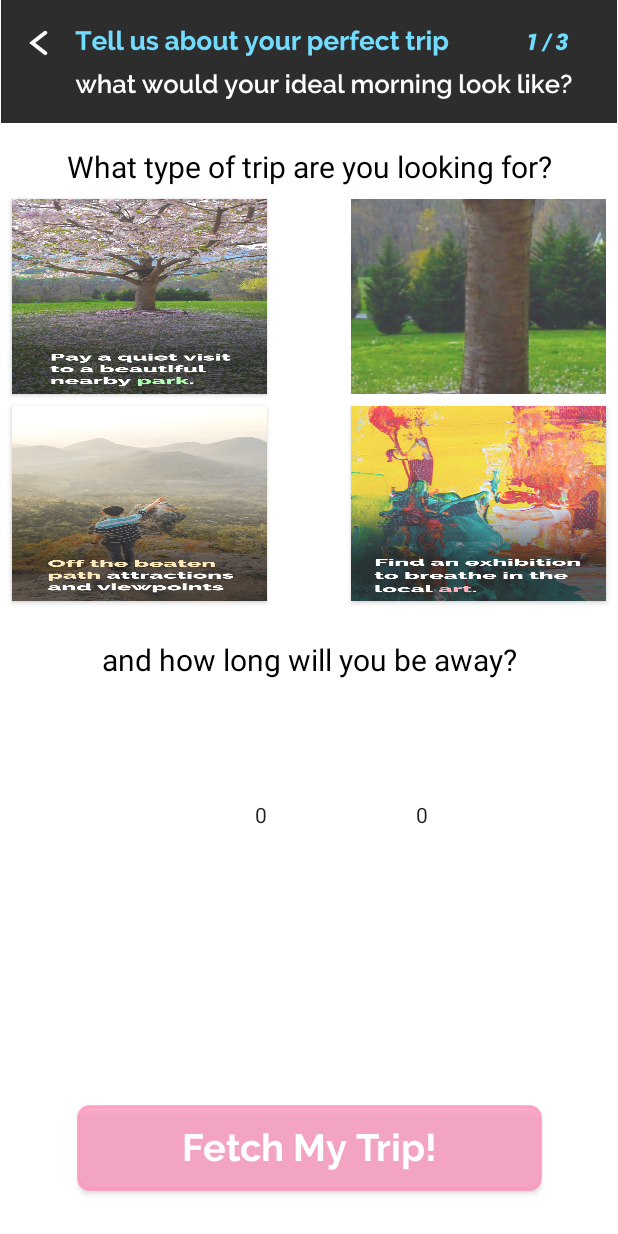
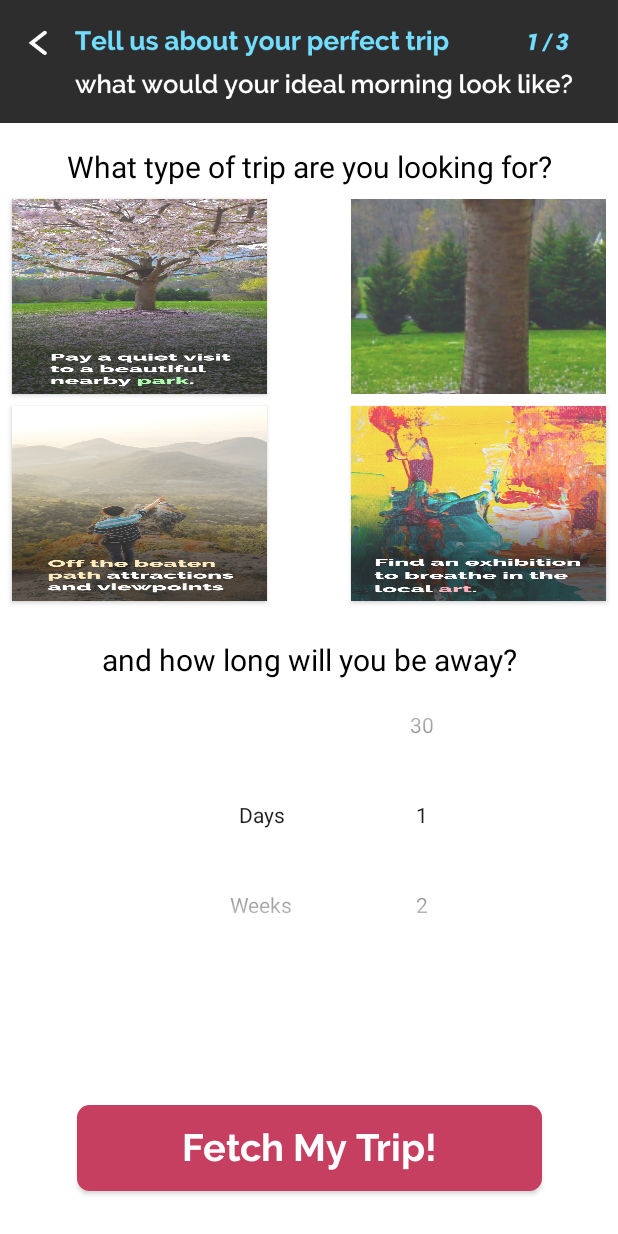
Before and after one commit to yoellevy/Tripp, an Android app: the fragment AboutYourselfFragment placed in its activity, after a tap on an icon or button, on a phone screen of 412 x 824 dp. Run offline under Robolectric (Android 15) with nearby library versions, the light colour scheme and no system bars.

Commit message:
set a number picker in the middle of the choose days and type fragment. also, added some files that might support a rounded edges images later on...

```diff
--- a/app/src/main/java/com/tripp/uxteam/tripp/AboutYourselfFragment.java
+++ b/app/src/main/java/com/tripp/uxteam/tripp/AboutYourselfFragment.java
@@ -101,7 +101,7 @@ public class AboutYourselfFragment extends Fragment {
                         return;
                     }
 
-                    SelectDaysAndTypeFragment fragment = SelectDaysAndTypeFragment.newInstance("a","b");
+                    SelectDaysAndTypeFragment fragment = SelectDaysAndTypeFragment.newInstance();
                     FragmentManager fragmentManager = MainActivity.GetInstance().fragmentManager;
                     FragmentTransaction fragmentTransaction = fragmentManager.beginTransaction();
                     fragmentTransaction.replace(R.id.fragment_container, fragment);
--- a/app/src/main/java/com/tripp/uxteam/tripp/SelectDaysAndTypeFragment.java
+++ b/app/src/main/java/com/tripp/uxteam/tripp/SelectDaysAndTypeFragment.java
@@ -4,9 +4,13 @@ import android.content.Context;
 import android.net.Uri;
 import android.os.Bundle;
 import android.support.v4.app.Fragment;
+import android.support.v4.app.FragmentManager;
+import android.support.v4.app.FragmentTransaction;
 import android.view.LayoutInflater;
 import android.view.View;
 import android.view.ViewGroup;
+import android.widget.Button;
+import android.widget.NumberPicker;
 
 
 /**
@@ -15,33 +19,18 @@ import android.view.ViewGroup;
  * to handle interaction events.
  */
 public class SelectDaysAndTypeFragment extends Fragment {
-    // TODO: Rename parameter arguments, choose names that match
-    // the fragment initialization parameters, e.g. ARG_ITEM_NUMBER
-    private static final String ARG_PARAM1 = "param1";
-    private static final String ARG_PARAM2 = "param2";
-
-    // TODO: Rename and change types of parameters
-    private String mParam1;
-    private String mParam2;
-
-    public SelectDaysAndTypeFragment() {
-        // Required empty public constructor
-    }
+    public SelectDaysAndTypeFragment() { }
 
     /**
      * Use this factory method to create a new instance of
      * this fragment using the provided parameters.
      *
-     * @param param1 Parameter 1.
-     * @param param2 Parameter 2.
      * @return A new instance of fragment TripViewFragment.
      */
     // TODO: Rename and change types and number of parameters
-    public static SelectDaysAndTypeFragment newInstance(String param1, String param2) {
+    public static SelectDaysAndTypeFragment newInstance() {
         SelectDaysAndTypeFragment fragment = new SelectDaysAndTypeFragment();
         Bundle args = new Bundle();
-        args.putString(ARG_PARAM1, param1);
-        args.putString(ARG_PARAM2, param2);
         fragment.setArguments(args);
         return fragment;
     }
@@ -49,20 +38,39 @@ public class SelectDaysAndTypeFragment extends Fragment {
     @Override
     public void onCreate(Bundle savedInstanceState) {
         super.onCreate(savedInstanceState);
-        if (getArguments() != null) {
-            mParam1 = getArguments().getString(ARG_PARAM1);
-            mParam2 = getArguments().getString(ARG_PARAM2);
-        }
-
     }
-
-
 
     @Override
     public View onCreateView(LayoutInflater inflater, ViewGroup container,
                              Bundle savedInstanceState) {
         // Inflate the layout for this fragment
-        return inflater.inflate(R.layout.fragment_select_days_and_type, container, false);
+        View view = inflater.inflate(R.layout.fragment_select_days_and_type, container, false);
+
+        // here we'll set the values of the number picker element
+        NumberPicker timePicker = view.findViewById(R.id.time_length_picker);
+        timePicker.setMinValue(1);
+        timePicker.setMaxValue(30);
+
+        NumberPicker timeTypePicker = view.findViewById(R.id.time_types_picker);
+        timeTypePicker.setMinValue(0);
+        timeTypePicker.setMaxValue(2);
+
+        timeTypePicker.setDisplayedValues(getResources().getStringArray(R.array.TIME_TYPES));
+
+
+        Button fetchBtn = view.findViewById(R.id.fetch_my_trip_btn);
+        fetchBtn.setOnClickListener(new View.OnClickListener(){
+
+            @Override
+            public void onClick(View view) {
+                TripViewFragment fragment = TripViewFragment.newInstance();
+                FragmentManager fragmentManager = MainActivity.GetInstance().fragmentManager;
+                FragmentTransaction fragmentTransaction = fragmentManager.beginTransaction();
+                fragmentTransaction.replace(R.id.fragment_container, fragment);
+                fragmentTransaction.commit();
+            }
+        });
+        return view;
     }
 
 
@@ -78,6 +86,4 @@ public class SelectDaysAndTypeFragment extends Fragment {
         super.onDetach();
     }
 
-
-
 }
--- a/app/src/main/java/com/tripp/uxteam/tripp/TripViewFragment.java
+++ b/app/src/main/java/com/tripp/uxteam/tripp/TripViewFragment.java
@@ -21,35 +21,20 @@ import android.widget.LinearLayout;
  * create an instance of this fragment.
  */
 public class TripViewFragment extends Fragment {
-    // TODO: Rename parameter arguments, choose names that match
-    // the fragment initialization parameters, e.g. ARG_ITEM_NUMBER
-    private static final String ARG_PARAM1 = "param1";
-    private static final String ARG_PARAM2 = "param2";
-
-    // TODO: Rename and change types of parameters
-    private String mParam1;
-    private String mParam2;
-
     private OnFragmentInteractionListener mListener;
 
-    public TripViewFragment() {
-        // Required empty public constructor
-    }
+    public TripViewFragment() { }
 
     /**
      * Use this factory method to create a new instance of
      * this fragment using the provided parameters.
      *
-     * @param param1 Parameter 1.
-     * @param param2 Parameter 2.
      * @return A new instance of fragment TripViewFragment.
      */
     // TODO: Rename and change types and number of parameters
-    public static TripViewFragment newInstance(String param1, String param2) {
+    public static TripViewFragment newInstance() {
         TripViewFragment fragment = new TripViewFragment();
         Bundle args = new Bundle();
-        args.putString(ARG_PARAM1, param1);
-        args.putString(ARG_PARAM2, param2);
         fragment.setArguments(args);
         return fragment;
     }
@@ -57,11 +42,6 @@ public class TripViewFragment extends Fragment {
     @Override
     public void onCreate(Bundle savedInstanceState) {
         super.onCreate(savedInstanceState);
-        if (getArguments() != null) {
-            mParam1 = getArguments().getString(ARG_PARAM1);
-            mParam2 = getArguments().getString(ARG_PARAM2);
-        }
-
     }
 
     public void addSiteToTrip(View view, int idx) {
--- /dev/null
+++ b/app/src/main/res/drawable/click_generate_trip_btn.xml
@@ -0,0 +1,12 @@
+<?xml version="1.0" encoding="utf-8"?>
+<shape xmlns:android="http://schemas.android.com/apk/res/android"
+    android:shape="rectangle">
+    <solid android:color="#C63E60" />
+    <corners android:bottomRightRadius="7sp"
+        android:bottomLeftRadius="7sp"
+        android:topRightRadius="7sp"
+        android:topLeftRadius="7sp"/>
+    <stroke
+        android:width="2sp"
+        android:color="#C63E60" />
+</shape>
--- /dev/null
+++ b/app/src/main/res/drawable/generate_trip_btn.xml
@@ -0,0 +1,14 @@
+<?xml version="1.0" encoding="utf-8"?>
+<selector xmlns:android="http://schemas.android.com/apk/res/android">
+    <item
+        android:state_focused="true"
+        android:state_pressed="true"
+        android:drawable="@drawable/click_generate_trip_btn" />
+
+    <item
+        android:state_focused="false"
+        android:state_pressed="true"
+        android:drawable="@drawable/click_generate_trip_btn" />
+
+    <item android:drawable="@drawable/normal_generate_trip_btn" />
+</selector>
--- /dev/null
+++ b/app/src/main/res/drawable/normal_generate_trip_btn.xml
@@ -0,0 +1,12 @@
+<?xml version="1.0" encoding="utf-8"?>
+<shape xmlns:android="http://schemas.android.com/apk/res/android"
+    android:shape="rectangle">
+    <solid android:color="#C63E60" />
+    <corners android:bottomRightRadius="7sp"
+        android:bottomLeftRadius="7sp"
+        android:topRightRadius="7sp"
+        android:topLeftRadius="7sp"/>
+    <stroke
+        android:width="2sp"
+        android:color="#C63E60" />
+</shape>
--- a/app/src/main/res/layout/fragment_select_days_and_type.xml
+++ b/app/src/main/res/layout/fragment_select_days_and_type.xml
@@ -10,12 +10,14 @@
     <android.support.constraint.ConstraintLayout
         android:layout_width="match_parent"
         android:layout_height="match_parent">
+
         <ImageView
             android:id="@+id/about_title"
             android:layout_width="wrap_content"
             android:layout_height="82dp"
-            android:src="@drawable/title_one"
-            app:layout_constraintTop_toTopOf="parent"/>
+            android:background="@drawable/title_one"
+            app:layout_constraintRight_toRightOf="parent"
+            app:layout_constraintTop_toTopOf="parent" />
 
         <TextView
             android:id="@+id/top_text"
@@ -37,7 +39,6 @@
             android:layout_margin="@dimen/select_days_and_type_fragment_img_margin"
             android:background="@drawable/selectable_btn"
             android:src="@drawable/answer_frame_park"
-            android:padding="3dp"
             app:layout_constraintRight_toRightOf="parent"
             app:layout_constraintTop_toBottomOf="@id/top_text" />
 
@@ -91,14 +92,14 @@
             app:layout_constraintLeft_toLeftOf="parent">
             <NumberPicker
                 android:theme="@style/DefaultNumberPickerTheme"
-                android:id="@+id/time_length_picker"
+                android:id="@+id/time_types_picker"
                 android:layout_width="150dp"
                 android:layout_height="wrap_content"
                 android:textSize="20dp"
                 />
             <NumberPicker
                 android:theme="@style/DefaultNumberPickerTheme"
-                android:id="@+id/time_types_picker"
+                android:id="@+id/time_length_picker"
                 android:layout_width="match_parent"
                 android:layout_height="wrap_content"
                 android:textSize="20dp"
@@ -111,7 +112,7 @@
             android:layout_width="310sp"
             android:layout_height="57sp"
             android:layout_marginBottom="30dp"
-            android:background="@drawable/sign_up_btn"
+            android:background="@drawable/generate_trip_btn"
             android:fontFamily="@font/raleway_bold"
             android:gravity="center"
             android:text="@string/fetch_my_trip_btn_txt"
--- a/app/src/main/res/values/strings.xml
+++ b/app/src/main/res/values/strings.xml
@@ -10,4 +10,9 @@
     <string name="trip_type_question">What type of trip are you looking for?</string>
     <string name="trip_duration_question">and how long will you be away?</string>
     <string name="fetch_my_trip_btn_txt">Fetch My Trip!</string>
+    <string-array name="TIME_TYPES">
+        <item>Days</item>
+        <item>Weeks</item>
+        <item>Months</item>
+    </string-array>
 </resources>
```
